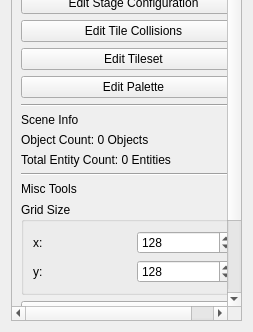
Qt form RetroEDv2/tools/sceneproperties/sceneproperties.ui (RSDKModding/RetroED) before a commit; both pictures show x 0 to 253 and y 447 to 779 of the 253 by 779 pixel window.
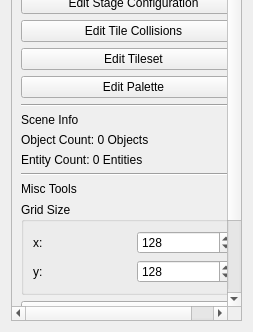
The same form after that commit.

What changed in the file:
```diff
--- a/RetroEDv2/tools/sceneproperties/sceneproperties.ui
+++ b/RetroEDv2/tools/sceneproperties/sceneproperties.ui
@@ -29,7 +29,7 @@
       <property name="geometry">
        <rect>
         <x>0</x>
-        <y>-61</y>
+        <y>0</y>
         <width>219</width>
         <height>820</height>
        </rect>
@@ -163,7 +163,7 @@
        <item row="28" column="0" colspan="2">
         <widget class="QLabel" name="entCntTot">
          <property name="text">
-          <string>Total Entity Count: 0 Entities</string>
+          <string>Entity Count: 0 Entities</string>
          </property>
         </widget>
        </item>
```
